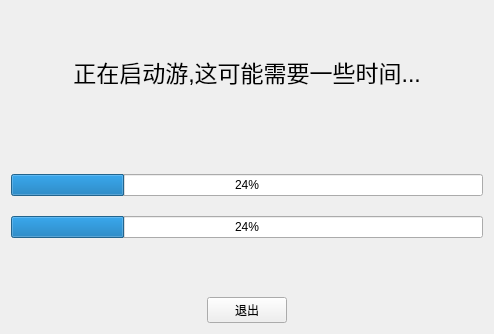
The window that src/ui/page/gameResourceCheckWidget.ui (CodingRookie98/Sudoku-Solo) describes before a commit, drawn with Qt 5.
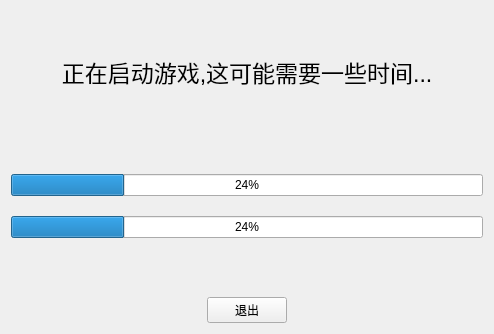
The same window after the commit.

Commit message: build: add some build options and ui

Patch:
```diff
--- a/src/ui/page/gameResourceCheckWidget.ui
+++ b/src/ui/page/gameResourceCheckWidget.ui
@@ -35,7 +35,7 @@
       </font>
      </property>
      <property name="text">
-      <string>正在启动游,这可能需要一些时间...</string>
+      <string>正在启动游戏,这可能需要一些时间...</string>
      </property>
      <property name="alignment">
       <set>Qt::AlignCenter</set>
```
The commit also changes 4 other files.
